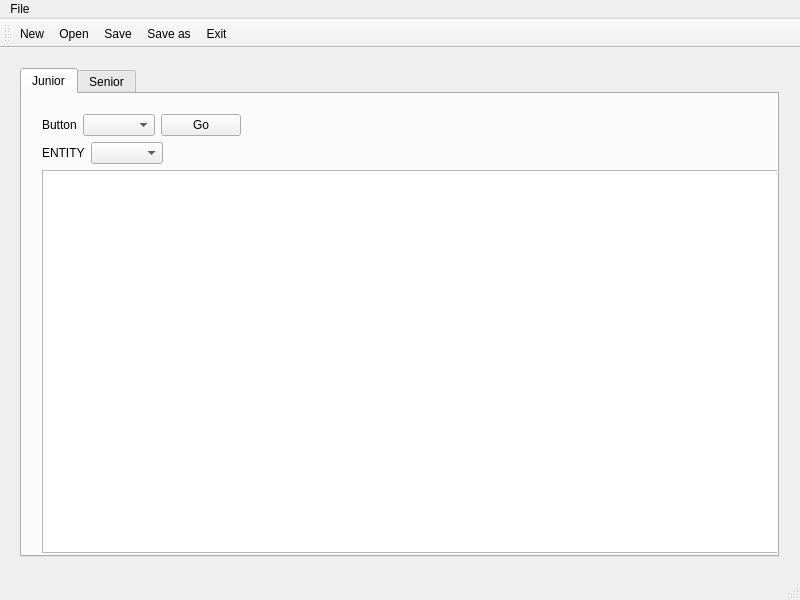
Before: the Qt Designer form Starcraft_DB_GUI/mainwindow.ui in Sean1127/DBMS_project, drawn with Qt 5.
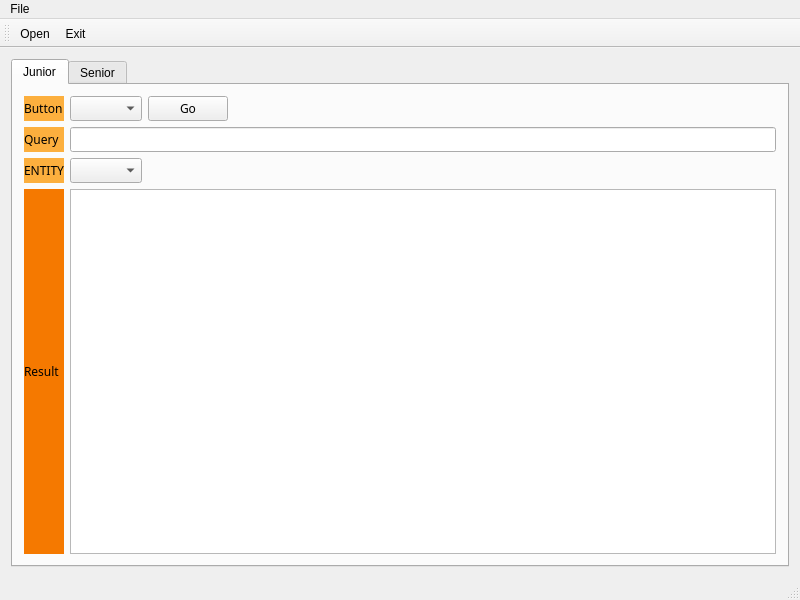
After: the same form once the commit is applied. The open tabs and pages were chosen to show the change.

Commit message: Implement all buttons, Add backgrounds

```diff
--- a/Starcraft_DB_GUI/mainwindow.ui
+++ b/Starcraft_DB_GUI/mainwindow.ui
@@ -14,47 +14,42 @@
    <string>MainWindow</string>
   </property>
   <widget class="QWidget" name="centralWidget">
-   <widget class="QWidget" name="verticalLayoutWidget">
-    <property name="geometry">
-     <rect>
-      <x>9</x>
-      <y>9</y>
-      <width>781</width>
-      <height>511</height>
-     </rect>
-    </property>
+   <layout class="QGridLayout" name="gridLayout_2">
+    <item row="0" column="0">
     <layout class="QVBoxLayout" name="centralVLayout">
      <property name="sizeConstraint">
       <enum>QLayout::SetDefaultConstraint</enum>
      </property>
      <item>
       <widget class="QTabWidget" name="tabWidget">
+        <property name="font">
+         <font>
+          <family>Ubuntu</family>
+         </font>
+        </property>
+        <property name="styleSheet">
+         <string notr="true"/>
+        </property>
        <property name="currentIndex">
-        <number>0</number>
+         <number>1</number>
        </property>
        <widget class="QWidget" name="tab_1">
+         <property name="font">
+          <font>
+           <family>Ubuntu</family>
+          </font>
+         </property>
+         <property name="styleSheet">
+          <string notr="true"/>
+         </property>
         <attribute name="title">
          <string>Junior</string>
         </attribute>
-        <widget class="QWidget" name="verticalLayoutWidget_2">
-         <property name="geometry">
-          <rect>
-           <x>9</x>
-           <y>9</y>
-           <width>761</width>
-           <height>461</height>
-          </rect>
-         </property>
-         <layout class="QVBoxLayout" name="verticalLayout_1">
-          <item>
+         <layout class="QGridLayout" name="gridLayout_4">
+          <item row="0" column="0">
+           <layout class="QGridLayout" name="gridLayout_3">
+            <item row="0" column="1">
            <layout class="QHBoxLayout" name="horizontalLayout">
-            <item>
-             <widget class="QLabel" name="label_2">
-              <property name="text">
-               <string>Button</string>
-              </property>
-             </widget>
-            </item>
             <item>
              <widget class="QComboBox" name="comboBox_2">
               <property name="maximumSize">
@@ -63,6 +58,11 @@
                 <height>16777215</height>
                </size>
               </property>
+                <property name="font">
+                 <font>
+                  <family>Courier 10 Pitch</family>
+                 </font>
+                </property>
               <property name="sizeAdjustPolicy">
                <enum>QComboBox::AdjustToContents</enum>
               </property>
@@ -70,6 +70,11 @@
             </item>
             <item>
              <widget class="QPushButton" name="pushButton">
+                <property name="font">
+                 <font>
+                  <family>Courier 10 Pitch</family>
+                 </font>
+                </property>
               <property name="text">
                <string>Go</string>
               </property>
@@ -77,6 +82,11 @@
             </item>
             <item>
              <spacer name="horizontalSpacer_3">
+                <property name="font">
+                 <font>
+                  <family>Courier 10 Pitch</family>
+                 </font>
+                </property>
               <property name="orientation">
                <enum>Qt::Horizontal</enum>
               </property>
@@ -90,15 +100,92 @@
             </item>
            </layout>
           </item>
-          <item>
-           <layout class="QHBoxLayout" name="horizontalLayout_1">
-            <item>
+            <item row="0" column="0">
+             <widget class="QLabel" name="label_2">
+              <property name="font">
+               <font>
+                <family>Courier 10 Pitch</family>
+               </font>
+              </property>
+              <property name="styleSheet">
+               <string notr="true">background-color: rgb(252, 175, 62);</string>
+              </property>
+              <property name="text">
+               <string>Button</string>
+              </property>
+             </widget>
+            </item>
+            <item row="3" column="1">
+             <widget class="QTableView" name="tableView_1">
+              <property name="font">
+               <font>
+                <family>Courier 10 Pitch</family>
+               </font>
+              </property>
+             </widget>
+            </item>
+            <item row="3" column="0">
+             <widget class="QLabel" name="label_7">
+              <property name="font">
+               <font>
+                <family>Courier 10 Pitch</family>
+               </font>
+              </property>
+              <property name="styleSheet">
+               <string notr="true">background-color: rgb(245, 121, 0);</string>
+              </property>
+              <property name="text">
+               <string>Result</string>
+              </property>
+             </widget>
+            </item>
+            <item row="1" column="1">
+             <widget class="QLineEdit" name="lineEdit_2">
+              <property name="enabled">
+               <bool>true</bool>
+              </property>
+              <property name="font">
+               <font>
+                <family>Courier 10 Pitch</family>
+               </font>
+              </property>
+              <property name="readOnly">
+               <bool>true</bool>
+              </property>
+             </widget>
+            </item>
+            <item row="1" column="0">
+             <widget class="QLabel" name="label_5">
+              <property name="font">
+               <font>
+                <family>Courier 10 Pitch</family>
+               </font>
+              </property>
+              <property name="styleSheet">
+               <string notr="true">background-color: rgb(252, 175, 62);</string>
+              </property>
+              <property name="text">
+               <string>Query</string>
+              </property>
+             </widget>
+            </item>
+            <item row="2" column="0">
              <widget class="QLabel" name="label">
+              <property name="font">
+               <font>
+                <family>Courier 10 Pitch</family>
+               </font>
+              </property>
+              <property name="styleSheet">
+               <string notr="true">background-color: rgb(252, 175, 62);</string>
+              </property>
               <property name="text">
                <string>ENTITY</string>
               </property>
              </widget>
             </item>
+            <item row="2" column="1">
+             <layout class="QHBoxLayout" name="horizontalLayout_1">
             <item>
              <widget class="QComboBox" name="comboBox">
               <property name="maximumSize">
@@ -107,6 +194,11 @@
                 <height>16777215</height>
                </size>
               </property>
+                <property name="font">
+                 <font>
+                  <family>Courier 10 Pitch</family>
+                 </font>
+                </property>
               <property name="sizeAdjustPolicy">
                <enum>QComboBox::AdjustToContents</enum>
               </property>
@@ -114,6 +206,11 @@
             </item>
             <item>
              <spacer name="horizontalSpacer_4">
+                <property name="font">
+                 <font>
+                  <family>Courier 10 Pitch</family>
+                 </font>
+                </property>
               <property name="orientation">
                <enum>Qt::Horizontal</enum>
               </property>
@@ -127,28 +224,30 @@
             </item>
            </layout>
           </item>
-          <item>
-           <widget class="QTableView" name="tableView_1"/>
+           </layout>
           </item>
          </layout>
-        </widget>
        </widget>
        <widget class="QWidget" name="tab_2">
         <attribute name="title">
          <string>Senior</string>
         </attribute>
-        <widget class="QWidget" name="gridLayoutWidget">
-         <property name="geometry">
-          <rect>
-           <x>10</x>
-           <y>10</y>
-           <width>751</width>
-           <height>461</height>
-          </rect>
-         </property>
+         <layout class="QGridLayout" name="gridLayout_5">
+          <item row="0" column="0">
          <layout class="QGridLayout" name="gridLayout">
+            <property name="verticalSpacing">
+             <number>6</number>
+            </property>
           <item row="3" column="0">
            <widget class="QLabel" name="label_3">
+              <property name="font">
+               <font>
+                <family>Courier 10 Pitch</family>
+               </font>
+              </property>
+              <property name="styleSheet">
+               <string notr="true">background-color: rgb(237, 212, 0);</string>
+              </property>
             <property name="text">
              <string>Result</string>
             </property>
@@ -156,6 +255,14 @@
           </item>
           <item row="0" column="0">
            <widget class="QLabel" name="label_1">
+              <property name="font">
+               <font>
+                <family>Courier 10 Pitch</family>
+               </font>
+              </property>
+              <property name="styleSheet">
+               <string notr="true">background-color: rgb(252, 233, 79);</string>
+              </property>
             <property name="text">
              <string>SQL</string>
             </property>
@@ -165,47 +272,43 @@
            <layout class="QVBoxLayout" name="verticalLayout_2"/>
           </item>
           <item row="3" column="1">
-           <widget class="QTableView" name="tableView_2"/>
+             <widget class="QTableView" name="tableView_2">
+              <property name="font">
+               <font>
+                <family>Courier 10 Pitch</family>
+               </font>
+              </property>
+             </widget>
           </item>
           <item row="1" column="1">
            <layout class="QHBoxLayout" name="horizontalLayout_2">
-            <item>
-             <spacer name="horizontalSpacer_2">
-              <property name="orientation">
-               <enum>Qt::Horizontal</enum>
-              </property>
-              <property name="sizeHint" stdset="0">
-               <size>
-                <width>40</width>
-                <height>20</height>
-               </size>
-              </property>
-             </spacer>
-            </item>
             <item>
              <widget class="QPushButton" name="pushButton_2">
+                <property name="font">
+                 <font>
+                  <family>Courier 10 Pitch</family>
+                 </font>
+                </property>
+                <property name="styleSheet">
+                 <string notr="true"/>
+                </property>
               <property name="text">
                <string>Query</string>
               </property>
              </widget>
             </item>
-            <item>
-             <spacer name="horizontalSpacer">
-              <property name="orientation">
-               <enum>Qt::Horizontal</enum>
-              </property>
-              <property name="sizeHint" stdset="0">
-               <size>
-                <width>40</width>
-                <height>20</height>
-               </size>
-              </property>
-             </spacer>
-            </item>
            </layout>
           </item>
           <item row="4" column="0">
            <widget class="QLabel" name="label_4">
+              <property name="font">
+               <font>
+                <family>Courier 10 Pitch</family>
+               </font>
+              </property>
+              <property name="styleSheet">
+               <string notr="true">background-color: rgb(252, 233, 79);</string>
+              </property>
             <property name="text">
              <string>Console</string>
             </property>
@@ -214,54 +317,30 @@
           <item row="4" column="1">
            <widget class="QLineEdit" name="lineEdit">
             <property name="enabled">
-             <bool>false</bool>
-            </property>
-            <property name="palette">
-             <palette>
-              <active>
-               <colorrole role="Text">
-                <brush brushstyle="SolidPattern">
-                 <color alpha="255">
-                  <red>0</red>
-                  <green>0</green>
-                  <blue>0</blue>
-                 </color>
-                </brush>
-               </colorrole>
-              </active>
-              <inactive>
-               <colorrole role="Text">
-                <brush brushstyle="SolidPattern">
-                 <color alpha="255">
-                  <red>0</red>
-                  <green>0</green>
-                  <blue>0</blue>
-                 </color>
-                </brush>
-               </colorrole>
-              </inactive>
-              <disabled>
-               <colorrole role="Text">
-                <brush brushstyle="SolidPattern">
-                 <color alpha="255">
-                  <red>204</red>
-                  <green>0</green>
-                  <blue>0</blue>
-                 </color>
-                </brush>
-               </colorrole>
-              </disabled>
-             </palette>
-            </property>
+               <bool>true</bool>
+              </property>
+              <property name="font">
+               <font>
+                <family>Courier 10 Pitch</family>
+               </font>
+              </property>
+              <property name="styleSheet">
+               <string notr="true">color: rgb(204, 0, 0);</string>
+              </property>
+              <property name="readOnly">
+               <bool>true</bool>
+              </property>
            </widget>
           </item>
          </layout>
+          </item>
+         </layout>
         </widget>
        </widget>
-      </widget>
-     </item>
-    </layout>
-   </widget>
+      </item>
+     </layout>
+    </item>
+   </layout>
   </widget>
   <widget class="QMenuBar" name="menuBar">
    <property name="geometry">
@@ -276,10 +355,7 @@
     <property name="title">
      <string>File</string>
     </property>
-    <addaction name="actionNew"/>
     <addaction name="actionOpen"/>
-    <addaction name="actionSave"/>
-    <addaction name="actionSave_as"/>
     <addaction name="actionExit"/>
    </widget>
    <addaction name="menuFile"/>
@@ -291,33 +367,15 @@
    <attribute name="toolBarBreak">
     <bool>false</bool>
    </attribute>
-   <addaction name="actionNew"/>
    <addaction name="actionOpen"/>
-   <addaction name="actionSave"/>
-   <addaction name="actionSave_as"/>
    <addaction name="actionExit"/>
   </widget>
   <widget class="QStatusBar" name="statusBar"/>
-  <action name="actionNew">
-   <property name="text">
-    <string>New</string>
-   </property>
-  </action>
   <action name="actionOpen">
    <property name="text">
     <string>Open</string>
    </property>
   </action>
-  <action name="actionSave">
-   <property name="text">
-    <string>Save</string>
-   </property>
-  </action>
-  <action name="actionSave_as">
-   <property name="text">
-    <string>Save as</string>
-   </property>
-  </action>
   <action name="actionExit">
    <property name="text">
     <string>Exit</string>
```
Lines whose indentation alone changed are shown as unchanged. The commit also changes 8 other files.
